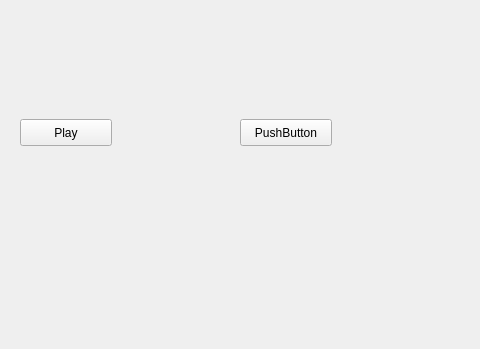
bitterfly/tamagotchi, file gui/mainwindow.ui: the form before one commit; both pictures show x 0 to 480 and y 451 to 800 of the 600 by 800 pixel window.
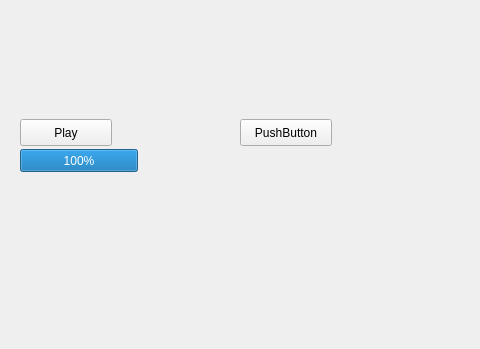
The form after the commit. Custom widgets are drawn as their Qt base class.

Commit message: Hunger install hunger meter

```diff
--- a/gui/mainwindow.ui
+++ b/gui/mainwindow.ui
@@ -71,6 +71,19 @@
      </item>
     </layout>
    </widget>
+   <widget class="QProgressBar" name="hunger_bar">
+    <property name="geometry">
+     <rect>
+      <x>20</x>
+      <y>600</y>
+      <width>118</width>
+      <height>23</height>
+     </rect>
+    </property>
+    <property name="value">
+     <number>100</number>
+    </property>
+   </widget>
   </widget>
  </widget>
  <customwidgets>
```
The commit also changes 3 other files.
